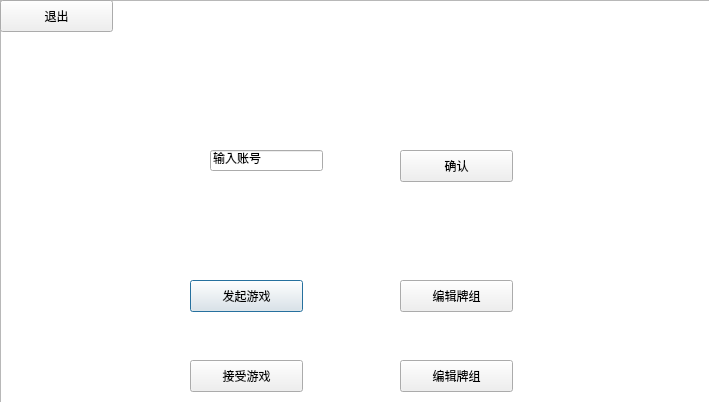
First picture: the form in dialog.ui, repository JunguangJiang/GWENT, before the edit.
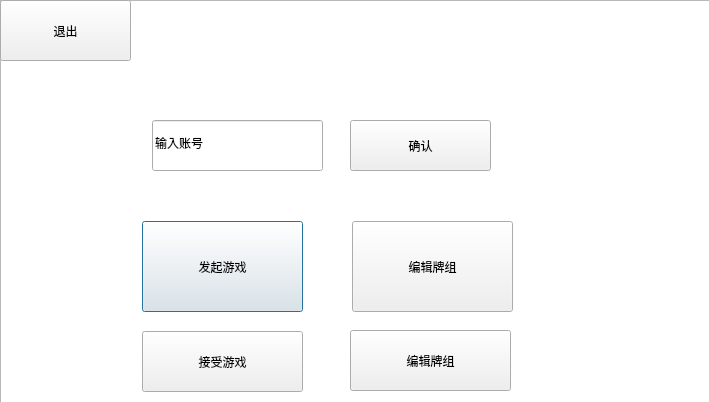
Second picture: the form after the edit.

What changed in the file:
```diff
--- a/dialog.ui
+++ b/dialog.ui
@@ -44,10 +44,10 @@
   <widget class="QPushButton" name="playGameWith">
    <property name="geometry">
     <rect>
-     <x>190</x>
-     <y>280</y>
-     <width>113</width>
-     <height>32</height>
+     <x>142</x>
+     <y>221</y>
+     <width>161</width>
+     <height>91</height>
     </rect>
    </property>
    <property name="text">
@@ -57,10 +57,10 @@
   <widget class="QPushButton" name="acceptGame">
    <property name="geometry">
     <rect>
-     <x>190</x>
-     <y>360</y>
-     <width>113</width>
-     <height>32</height>
+     <x>142</x>
+     <y>331</y>
+     <width>161</width>
+     <height>61</height>
     </rect>
    </property>
    <property name="text">
@@ -70,10 +70,10 @@
   <widget class="QPushButton" name="EditDeck1">
    <property name="geometry">
     <rect>
-     <x>400</x>
-     <y>280</y>
-     <width>113</width>
-     <height>32</height>
+     <x>352</x>
+     <y>221</y>
+     <width>161</width>
+     <height>91</height>
     </rect>
    </property>
    <property name="text">
@@ -83,10 +83,10 @@
   <widget class="QPushButton" name="EditDeck2">
    <property name="geometry">
     <rect>
-     <x>400</x>
-     <y>360</y>
-     <width>113</width>
-     <height>32</height>
+     <x>350</x>
+     <y>330</y>
+     <width>161</width>
+     <height>61</height>
     </rect>
    </property>
    <property name="text">
@@ -98,8 +98,8 @@
     <rect>
      <x>0</x>
      <y>0</y>
-     <width>113</width>
-     <height>32</height>
+     <width>131</width>
+     <height>61</height>
     </rect>
    </property>
    <property name="text">
@@ -109,10 +109,10 @@
   <widget class="QLineEdit" name="inputId">
    <property name="geometry">
     <rect>
-     <x>210</x>
-     <y>150</y>
-     <width>113</width>
-     <height>21</height>
+     <x>152</x>
+     <y>120</y>
+     <width>171</width>
+     <height>51</height>
     </rect>
    </property>
    <property name="text">
@@ -122,10 +122,10 @@
   <widget class="QPushButton" name="comfirm">
    <property name="geometry">
     <rect>
-     <x>400</x>
-     <y>150</y>
-     <width>113</width>
-     <height>32</height>
+     <x>350</x>
+     <y>120</y>
+     <width>141</width>
+     <height>51</height>
     </rect>
    </property>
    <property name="text">
```
